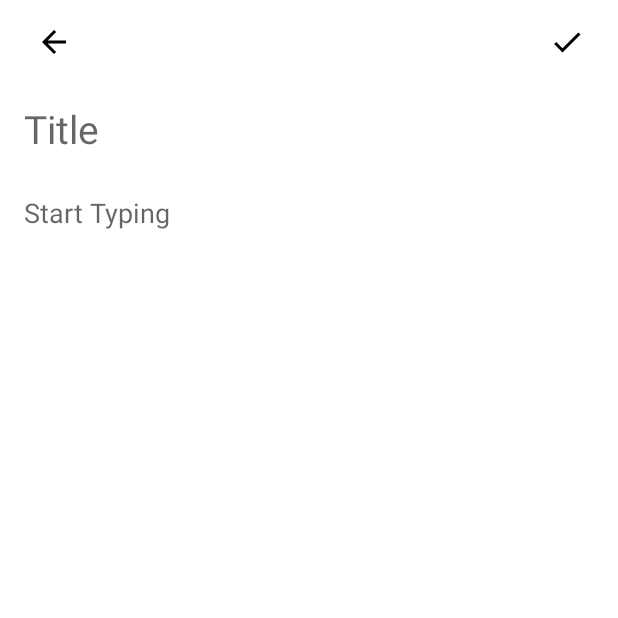
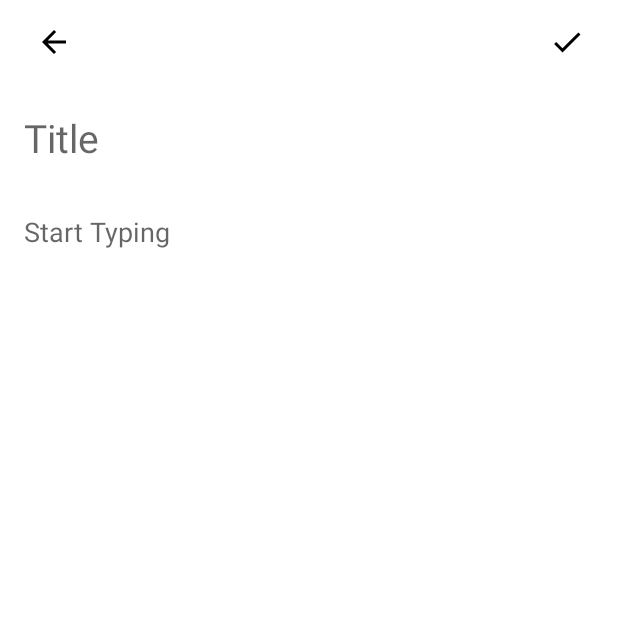
Before and after one commit to Gten71/NotesApp, an Android app: the AddNote screen opened directly, with no data from a screen before it, on a phone screen of 412 x 824 dp, the top half of it. Run offline under Robolectric (Android 15) with nearby library versions, the phone set to English and light mode, and no system bars.

Commit message:
update xml

```diff
--- /dev/null
+++ b/app/src/main/res/drawable/baseline_exit_to_app_24.xml
@@ -0,0 +1,5 @@
+<vector android:autoMirrored="true" android:height="24dp"
+    android:tint="#000000" android:viewportHeight="24"
+    android:viewportWidth="24" android:width="24dp" xmlns:android="http://schemas.android.com/apk/res/android">
+    <path android:fillColor="@android:color/white" android:pathData="M10.09,15.59L11.5,17l5,-5 -5,-5 -1.41,1.41L12.67,11H3v2h9.67l-2.58,2.59zM19,3H5c-1.11,0 -2,0.9 -2,2v4h2V5h14v14H5v-4H3v4c0,1.1 0.89,2 2,2h14c1.1,0 2,-0.9 2,-2V5c0,-1.1 -0.9,-2 -2,-2z"/>
+</vector>
--- a/app/src/main/res/layout/activity_add_note.xml
+++ b/app/src/main/res/layout/activity_add_note.xml
@@ -26,7 +26,8 @@
                 android:layout_height="wrap_content"
                 android:padding="8dp"
 
-                app:srcCompat="@drawable/baseline_arrow_back_24" />
+                app:srcCompat="@drawable/baseline_arrow_back_24"
+                android:contentDescription="@string/go_back" />
 
             <ImageView
                 android:id="@+id/img_check"
@@ -35,7 +36,8 @@
                 android:layout_alignParentEnd="true"
                 android:layout_marginEnd="14dp"
                 android:padding="8dp"
-                app:srcCompat="@drawable/baseline_check_24" />
+                app:srcCompat="@drawable/baseline_check_24"
+                android:contentDescription="@string/accept" />
         </RelativeLayout>
 
 
@@ -44,14 +46,15 @@
     <EditText
         android:id="@+id/et_title"
         android:layout_width="0dp"
-        android:layout_height="wrap_content"
+        android:layout_height="48dp"
         android:layout_marginStart="16dp"
         android:layout_marginTop="12dp"
         android:layout_marginEnd="16dp"
         android:background="@null"
         android:ems="10"
         android:inputType="textPersonName"
-        android:hint="Title"
+        android:hint="@string/title"
+        android:autofillHints="Title_notes"
         android:textSize="26sp"
         app:layout_constraintEnd_toEndOf="parent"
         app:layout_constraintStart_toStartOf="parent"
@@ -64,8 +67,9 @@
         android:layout_marginTop="26dp"
         android:ems="10"
         android:inputType="textMultiLine"
-        android:hint="Start Typing"
-        android:lineSpacingMultiplier="1.8"
+        android:hint="@string/start_typing"
+        android:autofillHints="text_user"
+        android:lineSpacingMultiplier="1.4"
         android:gravity="top"
         android:background="@null"
         app:layout_constraintBottom_toBottomOf="parent"
--- a/app/src/main/res/layout/activity_main.xml
+++ b/app/src/main/res/layout/activity_main.xml
@@ -19,7 +19,6 @@
         app:layout_constraintTop_toTopOf="parent" />
 
     <androidx.recyclerview.widget.RecyclerView
-        android:background="@color/white"
         android:id="@+id/recycler_view"
         android:layout_width="match_parent"
         android:layout_height="0dp"
@@ -63,6 +62,6 @@
         android:clickable="true"
         app:layout_constraintBottom_toBottomOf="parent"
         app:layout_constraintEnd_toEndOf="parent"
-        app:srcCompat="@drawable/baseline_dangerous_24" />
+        app:srcCompat="@drawable/baseline_exit_to_app_24" />
 
 </androidx.constraintlayout.widget.ConstraintLayout>
--- a/app/src/main/res/values/colors.xml
+++ b/app/src/main/res/values/colors.xml
@@ -8,6 +8,7 @@
     <color name="black">#FF000000</color>
     <color name="white">#FFFFFFFF</color>
     <color name="green">#574ED1</color>
+    <color name="grey">#808080</color>
 
 
     <color name="NoteColor1">#5AEAC8</color>
--- a/app/src/main/res/values/strings.xml
+++ b/app/src/main/res/values/strings.xml
@@ -1,3 +1,7 @@
 <resources>
     <string name="app_name">NotesForOne</string>
+    <string name="go_back">go back</string>
+    <string name="accept">Accept</string>
+    <string name="title">Title</string>
+    <string name="start_typing">Start Typing</string>
 </resources>
```
